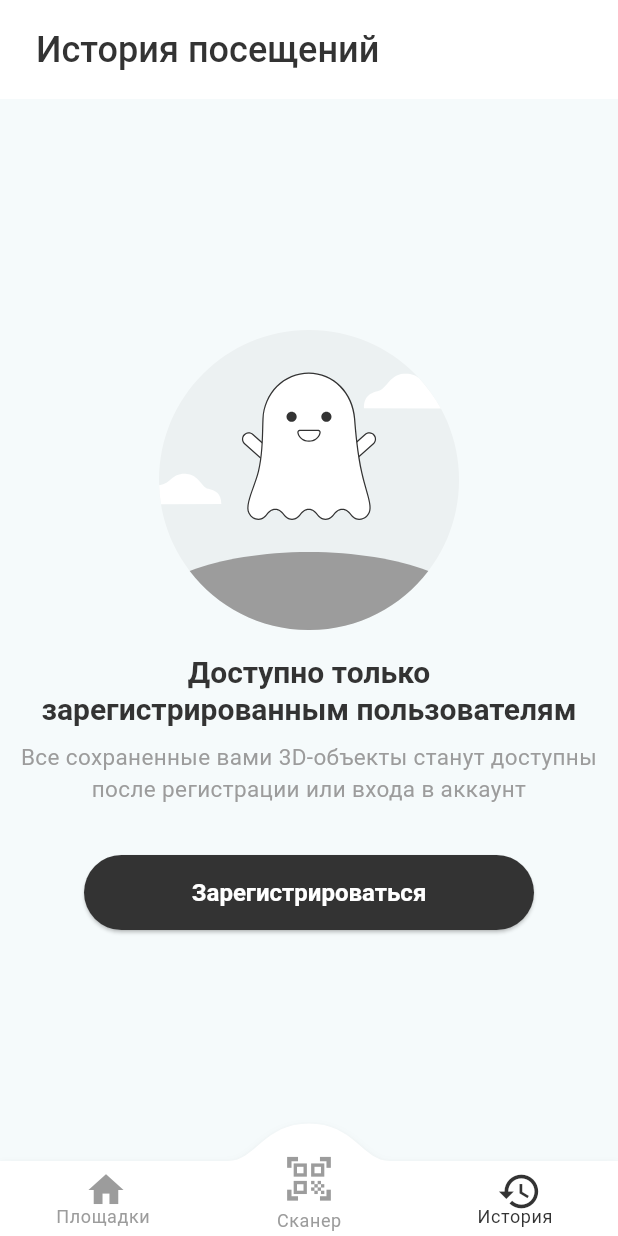
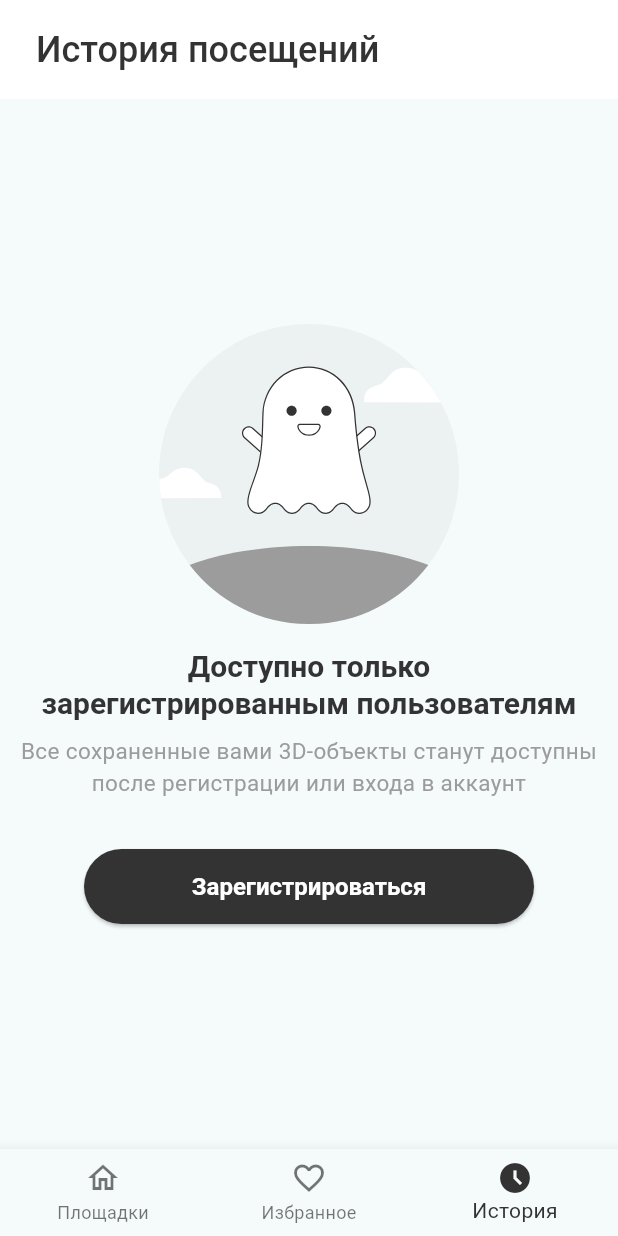
Before and after one commit to VirroHarrou/ili-flutter, a Flutter app: the screen it shows after launch, item 3 of the bottom bar chosen, on a phone screen of 412 x 824 dp. Run offline on Flutter 3.47's test engine with Material 3 defaults, Android fonts, the phone set to English and light mode, and no system bars; drawn by our look-alikes of convex_bottom_bar; our stand-ins replace dio, flutter_svg, gallery_saver, shared_preferences; missing offline and left inert: ar_flutter_plugin, qr_code_scanner; accounts and stored records are empty; network calls fail; Roboto replaces fonts that are missing (Open Sans, sans-serif).

Commit message:
version for one company (1.0.16)

```diff
--- a/lib/layouts/ar_page/ar_page.dart
+++ b/lib/layouts/ar_page/ar_page.dart
@@ -1,7 +1,7 @@
 import 'dart:io';
 import 'dart:ui';
 
-import 'package:ar_flutter_plugin/ar_flutter_plugin.dart';
+
 import 'package:ar_flutter_plugin/datatypes/config_planedetection.dart';
 import 'package:ar_flutter_plugin/datatypes/hittest_result_types.dart';
 import 'package:ar_flutter_plugin/datatypes/node_types.dart';
@@ -12,6 +12,7 @@ import 'package:ar_flutter_plugin/managers/ar_session_manager.dart';
 import 'package:ar_flutter_plugin/models/ar_anchor.dart';
 import 'package:ar_flutter_plugin/models/ar_hittest_result.dart';
 import 'package:ar_flutter_plugin/models/ar_node.dart';
+import 'package:ar_flutter_plugin/widgets/ar_view.dart';
 import 'package:flutter/foundation.dart';
 import 'package:flutter/material.dart';
 import 'package:flutter_svg/flutter_svg.dart';
@@ -29,7 +30,6 @@ import 'package:image/image.dart' as img;
 import 'package:tavrida_flutter/widgets/TalkerWidget.dart';
 import 'package:vector_math/vector_math_64.dart' hide Colors;
 import 'package:path/path.dart' as Path;
-import 'dart:io' show Platform;
 
 
 class ARPage extends StatefulWidget {
@@ -514,7 +514,6 @@ class _ARPageState extends State<ARPage> {
     this.arSessionManager = arSessionManager;
     this.arObjectManager = arObjectManager;
     this.arAnchorManager = arAnchorManager;
-
     this.arSessionManager!.onInitialize(
       showAnimatedGuide: Platform.isAndroid,
       showFeaturePoints: false,
@@ -570,10 +569,10 @@ class _ARPageState extends State<ARPage> {
       if (didAddNodeToAnchor!) {
         nodes.add(newNode);
       } else {
-        arSessionManager!.onError("Adding Node to Anchor failed");
+        arSessionManager!.onError!("Adding Node to Anchor failed");
       }
     } else {
-      arSessionManager!.onError("Adding Anchor failed");
+      arSessionManager!.onError!("Adding Anchor failed");
     }
     }
 
--- a/lib/layouts/home_page.dart
+++ b/lib/layouts/home_page.dart
@@ -1,9 +1,7 @@
-import 'package:convex_bottom_bar/convex_bottom_bar.dart';
 import 'package:flutter/material.dart';
 import 'package:tavrida_flutter/layouts/forum_page/view.dart';
 import 'package:tavrida_flutter/layouts/models_page/model_favorites_page.dart';
 import 'package:tavrida_flutter/layouts/profile_page/profile_page.dart';
-import 'package:tavrida_flutter/layouts/qr_page/QRScanner.dart';
 
 import '../themes/app_colors.dart';
 
@@ -19,12 +17,12 @@ class HomePage extends StatefulWidget{
 class HomePageState extends State<HomePage> {
   static final List<Widget> _widgetOptions = <Widget>[
     const ForumListPage(),
-    const QRPage(mainNav: true),
+    const ModelFavoritesPage(),
     ProfilePage(),
   ];
 
-  int _selectedIndex = 1;
-  Widget _currentWidget = const QRPage(mainNav: true);
+  int _selectedIndex = 0;
+  Widget _currentWidget = const ForumListPage();
 
   Widget getCurrentWidget(){
     return _currentWidget;
@@ -39,57 +37,35 @@ class HomePageState extends State<HomePage> {
 
   @override
   Widget build(BuildContext context) {
-    return Scaffold(
-      body: getCurrentWidget(),
-      bottomNavigationBar: ConvexAppBar(
-        style: TabStyle.fixed,
-        items: const [
-          TabItem(
-            icon: Icon(
-              Icons.home,
-              size: 28,
-              color: AppColors.grey,
-            ),
-            title: 'Площадки',
-            activeIcon: Icon(
-              Icons.home,
-              size: 30,
-              color: AppColors.black,
-            ),
+    var navigationBar = Container(
+      child: BottomNavigationBar(
+        type: BottomNavigationBarType.fixed,
+        items: const <BottomNavigationBarItem>[
+          BottomNavigationBarItem(
+            icon: Icon(Icons.home_outlined),
+            label: 'Площадки',
+            activeIcon: Icon(Icons.home),
           ),
-          TabItem(
-            icon: Icon(
-                Icons.qr_code_scanner,
-                size: 35,
-                color: AppColors.grey,
-            ),
-            title: 'Сканер',
-            activeIcon: Icon(
-              Icons.qr_code_scanner,
-              size: 40,
-              color: AppColors.black,
-            ),
+          BottomNavigationBarItem(
+            icon: Icon(Icons.favorite_border),
+            label: 'Избранное',
+            activeIcon: Icon(Icons.favorite),
           ),
-          TabItem(
-            icon: Icon(
-              Icons.history,
-              size: 28,
-              color: AppColors.grey,
-            ),
-            title: 'История',
-            activeIcon: Icon(
-              Icons.history,
-              size: 30,
-              color: AppColors.black,
-            ),
+          BottomNavigationBarItem(
+              icon: Icon(Icons.access_time_outlined),
+              label: 'История',
+              activeIcon: Icon(Icons.access_time_filled_outlined),
           ),
         ],
-        backgroundColor: AppColors.white,
-        color: AppColors.grey,
-        activeColor: AppColors.black,
-        initialActiveIndex: 1,
+        currentIndex: _selectedIndex,
+        selectedItemColor: AppColors.buttonPrimary,
         onTap: _onItemTapped,
       ),
     );
+
+    return Scaffold(
+      body: getCurrentWidget(),
+      bottomNavigationBar: navigationBar,
+    );
   }
 }
--- a/lib/routes.dart
+++ b/lib/routes.dart
@@ -4,6 +4,7 @@ import 'package:tavrida_flutter/layouts/forum_page/view.dart';
 import 'package:tavrida_flutter/layouts/home_page.dart';
 import 'package:tavrida_flutter/layouts/splash_screen_page.dart';
 import 'package:tavrida_flutter/layouts/qr_page/QRScanner.dart';
+import 'package:tavrida_flutter/widgets/ARCoreWidget.dart';
 
 final routes = {
   "/" : (context) => const SplashScreen(),
--- a/pubspec.yaml
+++ b/pubspec.yaml
@@ -23,6 +23,11 @@ dependencies:
   url_launcher: ^6.1.14
   flutter_svg: ^2.0.7
   image: ^4.1.3
+  arkit_plugin: ^1.0.7
+  arcore_flutter_plugin:
+    git:
+      url: https://github.com/giandifra/arcore_flutter_plugin.git
+      ref: android-upgrading
 
 dev_dependencies:
   flutter_test:
```
Also changed, not shown: pubspec.lock, 1 other file.
